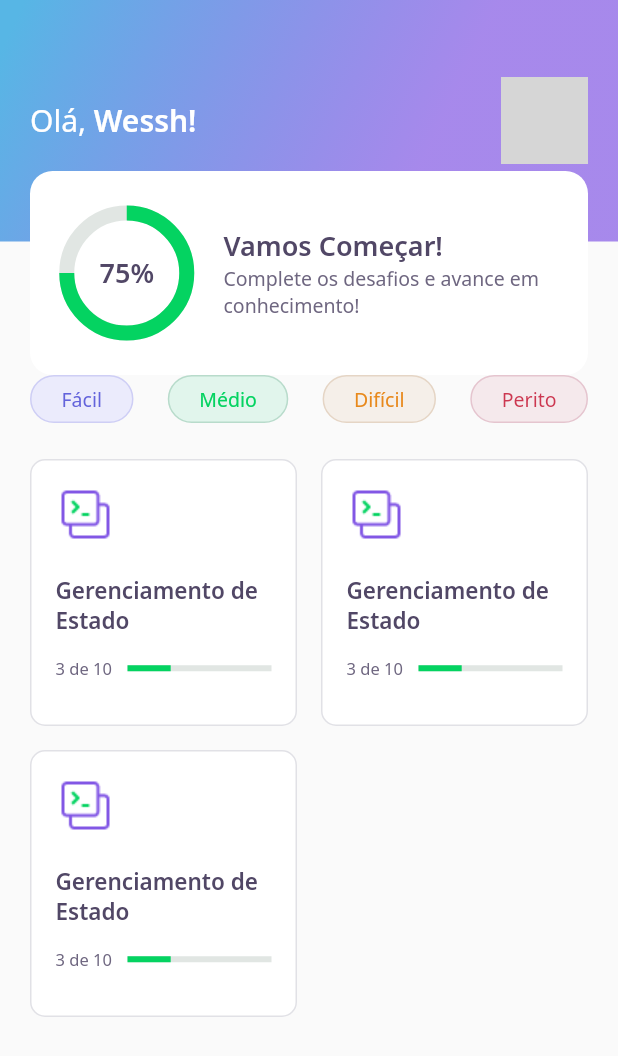
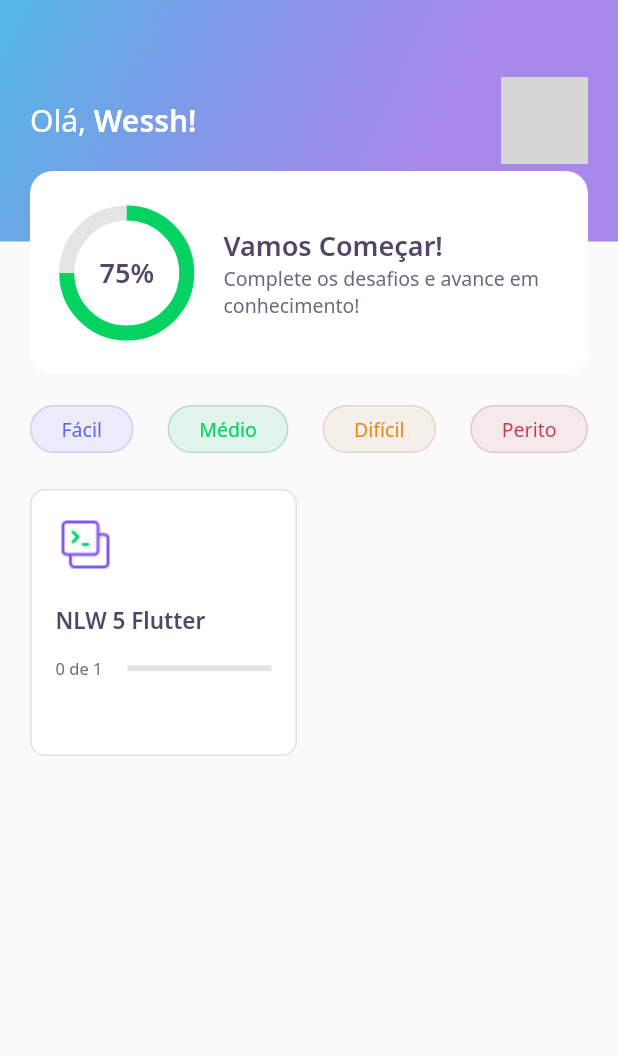
Before and after one commit to Wessh/DevQuiz, a Flutter app: the HomePage screen opened directly, on a phone screen of 412 x 824 dp. Shown: the top 1056 px of the screen. Run offline on Flutter 3.47's test engine with Material 2 defaults, Android fonts, the phone set to English and light mode, and no system bars; our stand-ins replace google_fonts; accounts and stored records are empty; network calls fail; grey boxes are pictures that could not be loaded.

Commit message:
#3 48.50

```diff
--- /dev/null
+++ b/lib/Home/home_controller.dart
@@ -0,0 +1,40 @@
+import 'package:devquiz/Home/home_state.dart';
+import 'package:devquiz/core/app_images.dart';
+import 'package:devquiz/shared/models/awnser_model.dart';
+import 'package:devquiz/shared/models/question_model.dart';
+import 'package:devquiz/shared/models/quiz_model.dart';
+import 'package:devquiz/shared/models/user_model.dart';
+
+class HomeController {
+  HomeState state = HomeState.empty;
+
+  UserModel? user;
+  List<QuizModel>? quizzes;
+
+  void getUser() {
+    user = UserModel(
+      name: "Wessh",
+      photoUrl: "https://avatars.githubusercontent.com/u/10172228?v=4",
+    );
+  }
+
+  void getQuizzes() {
+    quizzes = [
+      QuizModel(
+          title: "NLW 5 Flutter",
+          questions: [
+            QuestionModel(
+              title: "QuestionModel",
+              awnsers: [
+                AwnserModel(title: "Flutter"),
+                AwnserModel(title: "Flutter Dev", isRight: true),
+                AwnserModel(title: "Teste"),
+                AwnserModel(title: "Teste 01"),
+              ],
+            )
+          ],
+          image: AppImages.blocks,
+          level: Level.facil)
+    ];
+  }
+}
--- a/lib/Home/home_page.dart
+++ b/lib/Home/home_page.dart
@@ -1,6 +1,8 @@
+import 'package:devquiz/Home/home_controller.dart';
 import 'package:devquiz/Home/widgets/app_bar/app_bar_widget.dart';
 import 'package:devquiz/Home/widgets/level_button/level_button_widget.dart';
 import 'package:devquiz/Home/widgets/quiz_card/quiz_card_widget.dart';
+import 'package:devquiz/challenge/widgets/quiz/quiz_widget.dart';
 import 'package:flutter/material.dart';
 
 class HomePage extends StatefulWidget {
@@ -11,10 +13,21 @@ class HomePage extends StatefulWidget {
 }
 
 class _HomePageState extends State<HomePage> {
+  final controller = HomeController();
+
+  @override
+  void initState() {
+    super.initState();
+    controller.getUser();
+    controller.getQuizzes();
+  }
+
   @override
   Widget build(BuildContext context) {
     return Scaffold(
-      appBar: AppBarWidget(),
+      appBar: AppBarWidget(
+        user: controller.user!,
+      ),
       body: Padding(
         padding: const EdgeInsets.symmetric(horizontal: 20),
         child: Column(
@@ -44,11 +57,14 @@ class _HomePageState extends State<HomePage> {
                 crossAxisSpacing: 16,
                 crossAxisCount: 2,
                 mainAxisSpacing: 16,
-                children: [
-                  QuizCardWidget(),
-                  QuizCardWidget(),
-                  QuizCardWidget(),
-                ],
+                children: controller.quizzes!
+                    .map((e) => QuizCardWidget(
+                          title: e.title,
+                          completed:
+                              "${e.questionAnswered} de ${e.questions.length}",
+                          percent: e.questionAnswered / e.questions.length,
+                        ))
+                    .toList(),
               ),
             ),
           ],
--- /dev/null
+++ b/lib/Home/home_state.dart
@@ -0,0 +1 @@
+enum HomeState { success, loading, error, empty }
--- a/lib/Home/widgets/app_bar/app_bar_widget.dart
+++ b/lib/Home/widgets/app_bar/app_bar_widget.dart
@@ -2,10 +2,13 @@ import 'dart:ui';
 import 'package:devquiz/core/app_gradients.dart';
 import 'package:devquiz/core/app_text_styles.dart';
 import 'package:devquiz/home/widgets/score_card/score_card_widget.dart';
+import 'package:devquiz/shared/models/user_model.dart';
 import 'package:flutter/material.dart';
 
 class AppBarWidget extends PreferredSize {
-  AppBarWidget()
+  final UserModel user;
+
+  AppBarWidget({required this.user})
       : super(
             preferredSize: Size.fromHeight(250),
             child: Container(
@@ -26,7 +29,7 @@ class AppBarWidget extends PreferredSize {
                             style: AppTextStyles.title,
                             children: [
                               TextSpan(
-                                  text: "Wessh!",
+                                  text: user.name + "!",
                                   style: AppTextStyles.titleBold),
                             ],
                           ),
@@ -42,8 +45,7 @@ class AppBarWidget extends PreferredSize {
                               bottomLeft: Radius.circular(1),
                             ), //circular(10),
                             image: DecorationImage(
-                              image: NetworkImage(
-                                  "https://avatars.githubusercontent.com/u/10172228?v=4"),
+                              image: NetworkImage(user.photoUrl),
                             ),
                           ),
                         ),
--- a/lib/Home/widgets/level_button/level_button_widget.dart
+++ b/lib/Home/widgets/level_button/level_button_widget.dart
@@ -40,7 +40,9 @@ class LevelButtonWidget extends StatelessWidget {
 
   @override
   Widget build(BuildContext context) {
-    return Container(
+    return Padding(
+      padding: const EdgeInsets.only(top: 20),
+      child: Container(
         decoration: BoxDecoration(
           color: color,
           border: Border.fromBorderSide(
@@ -55,6 +57,7 @@ class LevelButtonWidget extends StatelessWidget {
             style: GoogleFonts.notoSans(color: fontColor, fontSize: 13),
           ),
         ),
+      ),
     );
   }
 }
--- a/lib/Home/widgets/quiz_card/quiz_card_widget.dart
+++ b/lib/Home/widgets/quiz_card/quiz_card_widget.dart
@@ -6,6 +6,16 @@ import '../../../core/app_images.dart';
 import '../../../core/app_text_styles.dart';
 
 class QuizCardWidget extends StatelessWidget {
+  final String title;
+  final String completed;
+  final double percent;
+
+  const QuizCardWidget(
+      {Key? key,
+      required this.title,
+      required this.completed,
+      required this.percent})
+      : super(key: key);
   @override
   Widget build(BuildContext context) {
     return Container(
@@ -26,7 +36,7 @@ class QuizCardWidget extends StatelessWidget {
             height: 20,
           ),
           Text(
-            "Gerenciamento de Estado",
+            title,
             style: AppTextStyles.heading15,
           ),
           SizedBox(
@@ -37,14 +47,14 @@ class QuizCardWidget extends StatelessWidget {
               Expanded(
                 flex: 1,
                 child: Text(
-                  "3 de 10",
+                  completed,
                   style: AppTextStyles.body11,
                 ),
               ),
               Expanded(
                 flex: 2,
                 child: ProgressIndicatorWidget(
-                  value: 0.3,
+                  value: percent,
                 ),
               )
             ],
--- a/lib/core/app_widget.dart
+++ b/lib/core/app_widget.dart
@@ -1,4 +1,5 @@
 //import 'package:devquiz/Home/home_page.dart';
+import 'package:devquiz/Home/home_page.dart';
 import 'package:devquiz/challenge/challenge_page.dart';
 //import 'package:devquiz/splash/splash_page.dart';
 import 'package:flutter/material.dart';
@@ -8,7 +9,7 @@ class AppWidget extends StatelessWidget {
   Widget build(BuildContext context) {
     return MaterialApp(
       title: "DevQuiz",
-      home: ChallengePage(),
+      home: HomePage(),
     );
   }
 }
--- /dev/null
+++ b/lib/shared/models/awnser_model.dart
@@ -0,0 +1,9 @@
+class AwnserModel {
+  final String title;
+  final bool isRight;
+
+  AwnserModel({
+    required this.title,
+    this.isRight = false,
+  });
+}
--- /dev/null
+++ b/lib/shared/models/question_model.dart
@@ -0,0 +1,11 @@
+import 'package:devquiz/shared/models/awnser_model.dart';
+
+class QuestionModel {
+  final String title;
+  final List<AwnserModel> awnsers;
+
+  QuestionModel({
+    required this.title,
+    required this.awnsers,
+  }) : assert(awnsers.length == 4);
+}
--- /dev/null
+++ b/lib/shared/models/quiz_model.dart
@@ -0,0 +1,19 @@
+import 'package:devquiz/shared/models/question_model.dart';
+
+enum Level { facil, medio, dificil, perito }
+
+class QuizModel {
+  final String title;
+  final List<QuestionModel> questions;
+  final int questionAnswered;
+  final String image;
+  final Level level;
+
+  QuizModel({
+    required this.title,
+    required this.questions,
+    this.questionAnswered = 0,
+    required this.image,
+    required this.level,
+  });
+}
--- /dev/null
+++ b/lib/shared/models/user_model.dart
@@ -0,0 +1,11 @@
+class UserModel {
+  final String name;
+  final String photoUrl;
+  final int score;
+
+  UserModel({
+    required this.name,
+    required this.photoUrl,
+    this.score = 0,
+  });
+}
```
Lines whose indentation alone changed are shown as unchanged.
